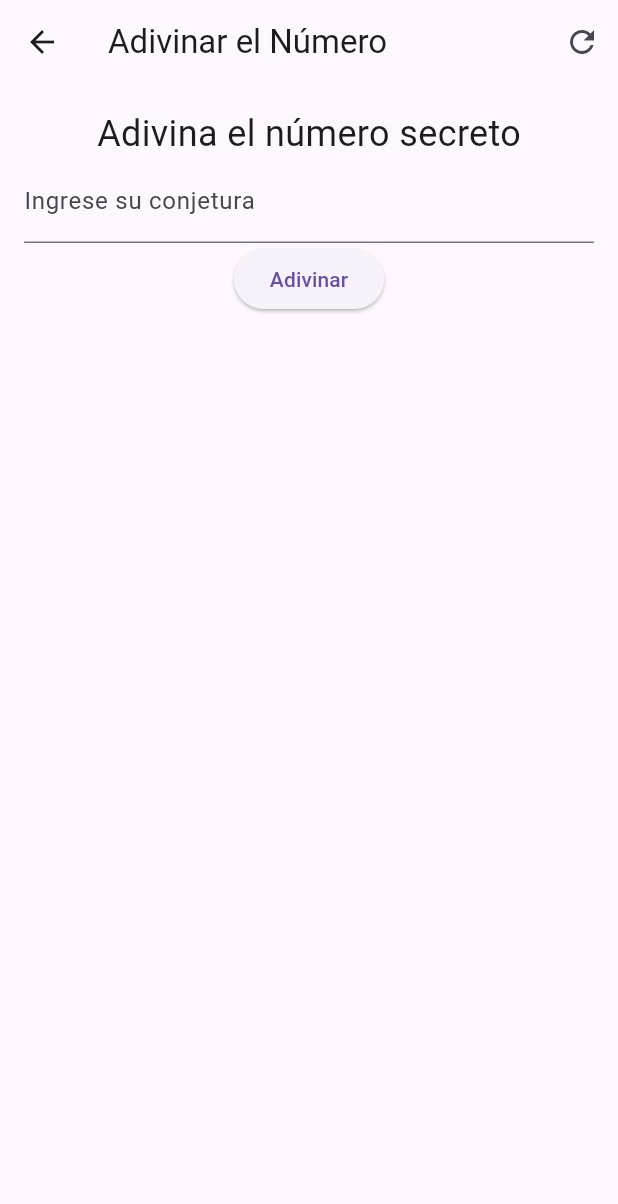
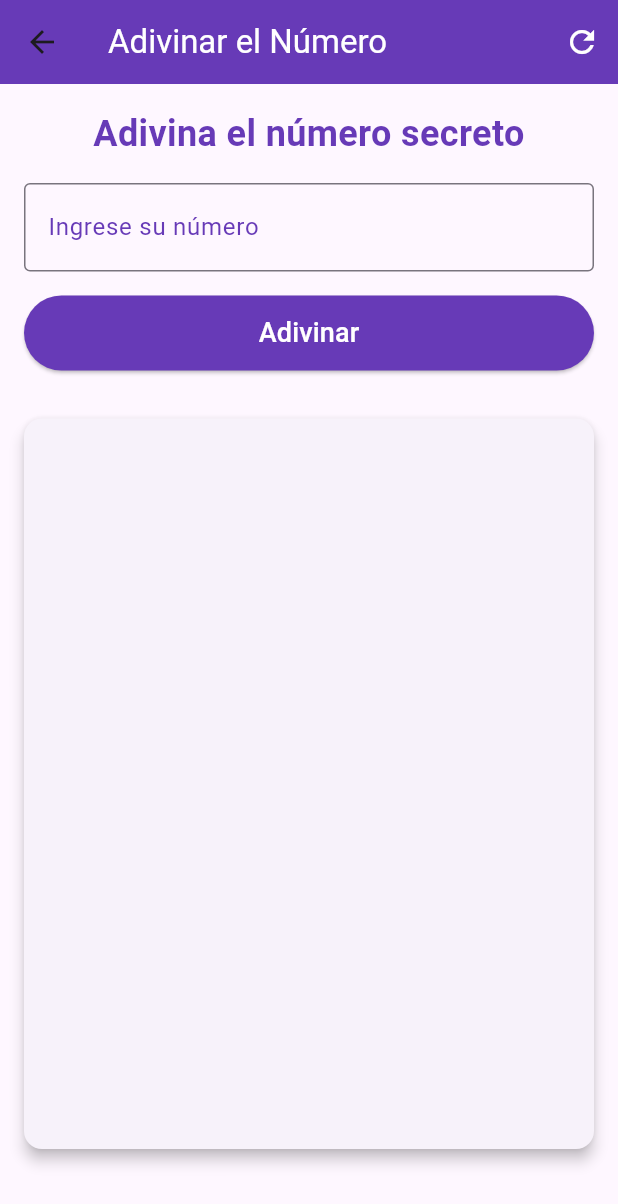
Before and after one commit to Vacow96/adivinar_numero_ivg, a Flutter app: the screen it shows after launch, after a tap on "Fácil", on a phone screen of 412 x 824 dp. Shown: the top 1204 px of the screen. Run offline on Flutter 3.47's test engine with Material 3 defaults, Android fonts, the phone set to English and light mode, and no system bars.

Commit message:
versión final, mejoras de diseño

```diff
--- a/lib/main.dart
+++ b/lib/main.dart
@@ -19,6 +19,7 @@ class MyApp extends StatelessWidget {
           primarySwatch: Colors.blue,
         ),
         home: HomeView(),
+        debugShowCheckedModeBanner: false,
       ),
     );
   }
--- a/lib/views/GameView.dart
+++ b/lib/views/GameView.dart
@@ -2,7 +2,6 @@ import 'package:flutter/material.dart';
 import 'package:provider/provider.dart';
 
 import '../viewmodels/GameViewModel.dart';
-
 
 class GameView extends StatelessWidget {
   @override
@@ -11,50 +10,90 @@ class GameView extends StatelessWidget {
 
     return Scaffold(
       appBar: AppBar(
-        title: Text('Adivinar el Número'),
+        title: Text(
+            'Adivinar el Número',
+          style: TextStyle(
+              color: Colors.white
+          ),
+        ),
         actions: [
           IconButton(
-            icon: Icon(Icons.refresh),
+            icon: Icon(Icons.refresh, color: Colors.white),
             onPressed: viewModel.resetGame,
           ),
         ],
+        backgroundColor: Colors.deepPurple,
       ),
       body: Padding(
         padding: const EdgeInsets.all(16.0),
         child: Column(
+          crossAxisAlignment: CrossAxisAlignment.stretch,
           children: [
             Text(
               'Adivina el número secreto',
-              style: TextStyle(fontSize: 24),
+              style: TextStyle(fontSize: 24, fontWeight: FontWeight.bold, color: Colors.deepPurple),
+              textAlign: TextAlign.center,
             ),
+            SizedBox(height: 16),
             TextField(
               controller: viewModel.guessController,
               keyboardType: TextInputType.number,
               decoration: InputDecoration(
-                labelText: 'Ingrese su conjetura',
+                labelText: 'Ingrese su número',
+                labelStyle: TextStyle(color: Colors.deepPurple),
+                border: OutlineInputBorder(),
                 errorText: viewModel.inputError,
+                focusedBorder: OutlineInputBorder(
+                  borderSide: BorderSide(color: Colors.deepPurple),
                 ),
               ),
+              style: TextStyle(fontSize: 18),
+            ),
+            SizedBox(height: 16),
             ElevatedButton(
               onPressed: viewModel.makeGuess,
-              child: Text('Adivinar'),
+              child: Text(
+                  'Adivinar',
+                  style: TextStyle(
+                      fontSize: 18,
+                    color: Colors.white
+                  )
               ),
+              style: ElevatedButton.styleFrom(
+                backgroundColor: Colors.deepPurple,
+                padding: EdgeInsets.symmetric(vertical: 12),
+              ),
+            ),
+            SizedBox(height: 16),
             Expanded(
+              child: Card(
+                elevation: 4,
+                margin: EdgeInsets.only(top: 16),
                 child: ListView(
                   children: viewModel.guesses.map((guess) {
                     final result = viewModel.guessResults[viewModel.guesses.indexOf(guess)];
                     return ListTile(
                       title: Text(
                         guess.toString(),
-                      style: TextStyle(color: result ? Colors.green : Colors.red),
+                        style: TextStyle(
+                          color: result ? Colors.green : Colors.red,
+                          fontSize: 18,
+                        ),
+                      ),
+                      leading: Icon(
+                        result ? Icons.check_circle : Icons.cancel,
+                        color: result ? Colors.green : Colors.red,
                       ),
                     );
                   }).toList(),
                 ),
               ),
+            ),
+            SizedBox(height: 16),
             Text(
               viewModel.resultMessage,
               style: TextStyle(fontSize: 18, color: Colors.blue),
+              textAlign: TextAlign.center,
             ),
           ],
         ),
--- a/lib/views/HomeView.dart
+++ b/lib/views/HomeView.dart
@@ -3,6 +3,7 @@ import 'package:flutter/material.dart';
 import 'package:provider/provider.dart';
 
 import '../viewmodels/GameViewModel.dart';
+import '../widgets/DifficultyButton.dart';
 
 
 class HomeView extends StatelessWidget {
@@ -11,13 +12,39 @@ class HomeView extends StatelessWidget {
     final viewModel = Provider.of<GameViewModel>(context);
 
     return Scaffold(
-      appBar: AppBar(title: Text('Adivinar el Número')),
-      body: Center(
+      appBar: AppBar(
+        title: Text(
+            'Adivinar el Número',
+          style: TextStyle(
+            color: Colors.white
+          ),
+        ),
+        backgroundColor: Colors.deepPurple,
+      ),
+      body: Container(
+        decoration: BoxDecoration(
+          gradient: LinearGradient(
+            colors: [Colors.purple, Colors.deepPurple],
+            begin: Alignment.topLeft,
+            end: Alignment.bottomRight,
+          ),
+        ),
+        child: Center(
           child: Column(
             mainAxisAlignment: MainAxisAlignment.center,
             children: <Widget>[
-            Text('Seleccione un nivel de dificultad:'),
-            ElevatedButton(
+              Text(
+                'Seleccione un nivel de dificultad:',
+                style: TextStyle(
+                  fontSize: 24,
+                  fontWeight: FontWeight.bold,
+                  color: Colors.white,
+                ),
+              ),
+              SizedBox(height: 20),
+              DifficultyButton(
+                text: 'Fácil',
+                color: Colors.green,
                 onPressed: () {
                   viewModel.setDifficulty(Difficulty.easy);
                   Navigator.push(
@@ -25,9 +52,10 @@ class HomeView extends StatelessWidget {
                     MaterialPageRoute(builder: (context) => GameView()),
                   );
                 },
-              child: Text('Fácil'),
               ),
-            ElevatedButton(
+              DifficultyButton(
+                text: 'Medio',
+                color: Colors.blue,
                 onPressed: () {
                   viewModel.setDifficulty(Difficulty.medium);
                   Navigator.push(
@@ -35,9 +63,10 @@ class HomeView extends StatelessWidget {
                     MaterialPageRoute(builder: (context) => GameView()),
                   );
                 },
-              child: Text('Medio'),
               ),
-            ElevatedButton(
+              DifficultyButton(
+                text: 'Avanzado',
+                color: Colors.orange,
                 onPressed: () {
                   viewModel.setDifficulty(Difficulty.hard);
                   Navigator.push(
@@ -45,9 +74,10 @@ class HomeView extends StatelessWidget {
                     MaterialPageRoute(builder: (context) => GameView()),
                   );
                 },
-              child: Text('Avanzado'),
               ),
-            ElevatedButton(
+              DifficultyButton(
+                text: 'Extremo',
+                color: Colors.red,
                 onPressed: () {
                   viewModel.setDifficulty(Difficulty.extreme);
                   Navigator.push(
@@ -55,9 +85,9 @@ class HomeView extends StatelessWidget {
                     MaterialPageRoute(builder: (context) => GameView()),
                   );
                 },
-              child: Text('Extremo'),
               ),
             ],
+          ),
         ),
       ),
     );
--- /dev/null
+++ b/lib/widgets/DifficultyButton.dart
@@ -0,0 +1,33 @@
+import 'package:flutter/material.dart';
+
+class DifficultyButton extends StatelessWidget {
+  final String text;
+  final Color color;
+  final VoidCallback onPressed;
+
+  DifficultyButton({required this.text, required this.color, required this.onPressed});
+
+  @override
+  Widget build(BuildContext context) {
+    return Padding(
+      padding: const EdgeInsets.symmetric(vertical: 10.0),
+      child: ElevatedButton(
+        style: ElevatedButton.styleFrom(
+          backgroundColor: color,
+          padding: EdgeInsets.symmetric(horizontal: 50, vertical: 15),
+          shape: RoundedRectangleBorder(
+            borderRadius: BorderRadius.circular(30),
+          ),
+        ),
+        onPressed: onPressed,
+        child: Text(
+          text,
+          style: TextStyle(
+            fontSize: 20,
+            color: Colors.white,
+          ),
+        ),
+      ),
+    );
+  }
+}
```
Lines whose indentation alone changed are shown as unchanged.
